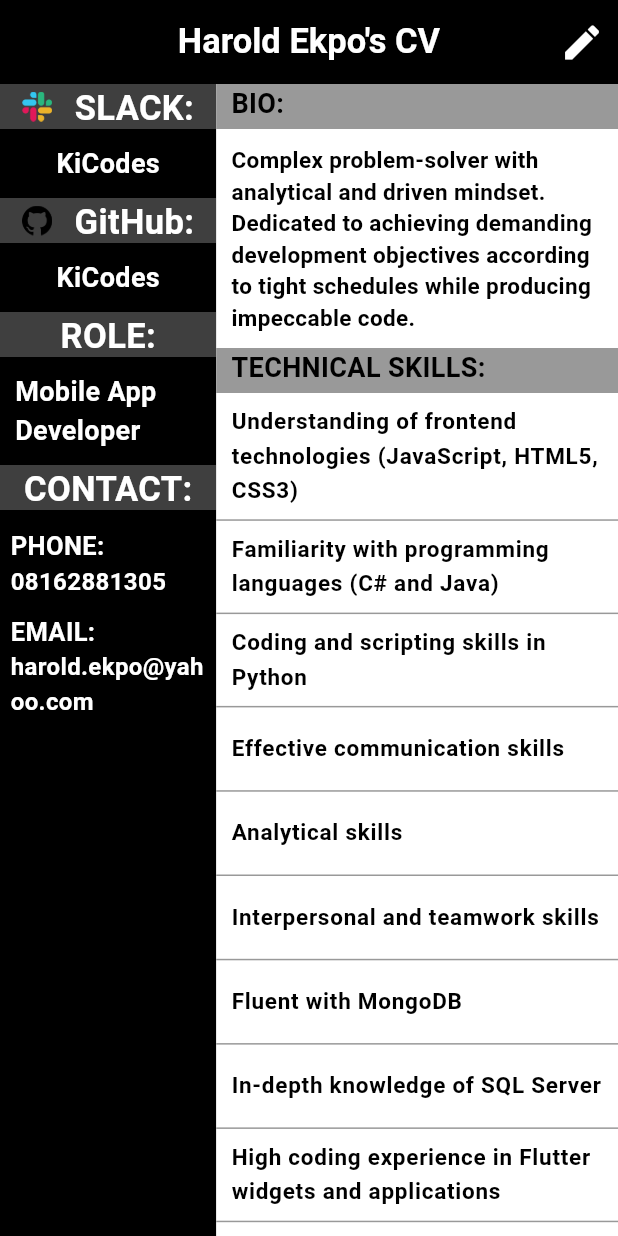
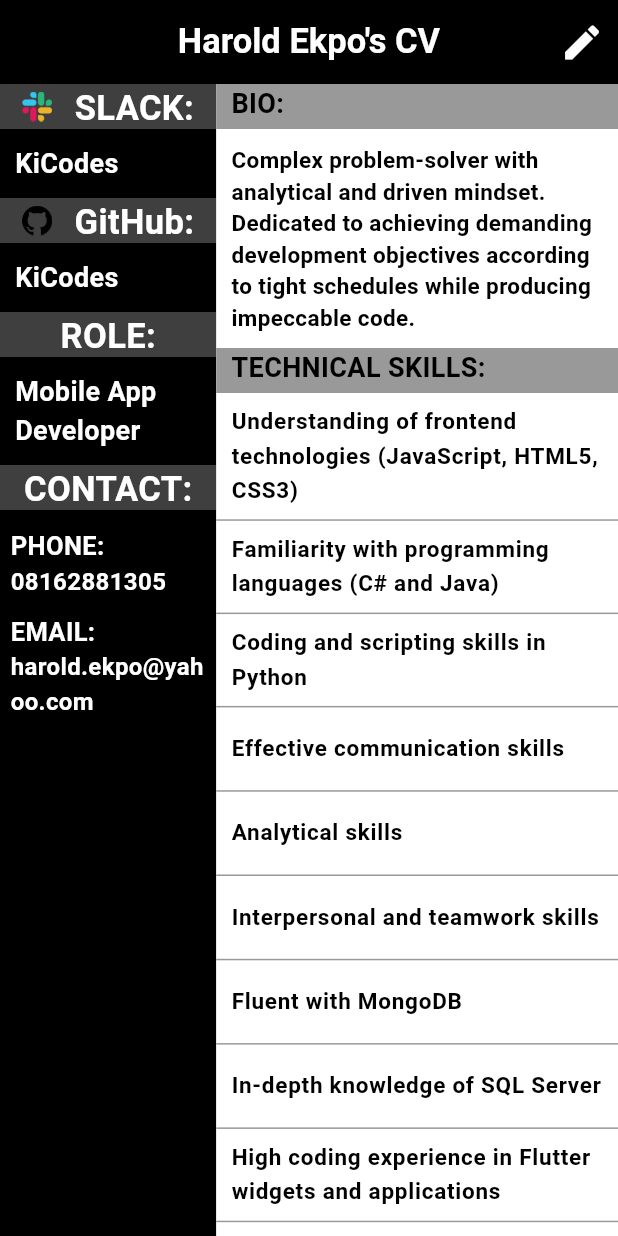
Before and after one commit to KiCodes/KiCodes_CV, a Flutter app: the screen it shows after launch, on a phone screen of 412 x 824 dp. Run offline on Flutter 3.47's test engine with Material 2 defaults, Android fonts, the phone set to English and light mode, and no system bars; accounts and stored records are empty.

Commit message:
code refractoring

```diff
--- a/lib/constants/my_strings.dart
+++ b/lib/constants/my_strings.dart
@@ -1,28 +1,28 @@
 class MyStrings{
-  static final String title = 'Harold Ekpo';
-  static final String kicodes = 'KiCodes';
-  static final String phone = '08162881305';
-  static final String email = 'harold.ekpo@yahoo.com';
-  static final String techSkillsLabel = 'TECHNICAL SKILLS:';
-  static final String rmvLbl = 'Removed an item from skills';
-  static final String emailLabel = 'EMAIL:';
-  static final String success = 'Successfully updated your CV';
-  static final String successList = 'Successfully added to the list';
-  static final String phoneLabel = 'PHONE:';
-  static final String save = 'Save';
-  static final String contactLabel = 'CONTACT:';
-  static final String editCV = 'Edit CV';
-  static final String gitHubHome = 'GitHub:';
-  static final String slackName = 'KiCodes';
-  static final String githubLabel = 'GITHUB HANDLE:';
-  static final String slackLabel = 'SLACK NAME';
-  static final String fullNameLabel = 'FULLNAME LABEL:';
-  static final String bioLabel = 'BIO:';
-  static final String skillName = 'Skill Name';
-  static final String addNewSkill = 'Add a New Skill';
-  static final String bio = 'Complex problem-solver with analytical and driven mindset. Dedicated to achieving demanding development objectives according to tight schedules while producing impeccable code.';
-  static final String role = 'Mobile App Developer';
-  static final String roleLabel = 'ROLE:';
+  static const String title = 'Harold Ekpo';
+  static const String kiCodes = 'KiCodes';
+  static const String phone = '08162881305';
+  static const String email = 'harold.ekpo@yahoo.com';
+  static const String techSkillsLabel = 'TECHNICAL SKILLS:';
+  static const String rmvLbl = 'Removed an item from skills';
+  static const String emailLabel = 'EMAIL:';
+  static const String success = 'Successfully updated your CV';
+  static const String successList = 'Successfully added to the list';
+  static const String phoneLabel = 'PHONE:';
+  static const String save = 'Save';
+  static const String contactLabel = 'CONTACT:';
+  static const String editCV = 'Edit CV';
+  static const String gitHubHome = 'GitHub:';
+  static const String slackName = 'KiCodes';
+  static const String githubLabel = 'GITHUB HANDLE:';
+  static const String slackLabel = 'SLACK NAME';
+  static const String fullNameLabel = 'FULLNAME LABEL:';
+  static const String bioLabel = 'BIO:';
+  static const String skillName = 'Skill Name';
+  static const String addNewSkill = 'Add a New Skill';
+  static const String bio = 'Complex problem-solver with analytical and driven mindset. Dedicated to achieving demanding development objectives according to tight schedules while producing impeccable code.';
+  static const String role = 'Mobile App Developer';
+  static const String roleLabel = 'ROLE:';
   static final List<String> skills = [
     'Understanding of frontend technologies (JavaScript, HTML5, CSS3)',
     'Familiarity with programming languages (C# and Java)',
--- a/lib/main.dart
+++ b/lib/main.dart
@@ -24,8 +24,8 @@ class MyApp extends StatelessWidget {
       ),
       initialRoute: '/splash',
       routes: {
-        '/splash': (context) => SplashScreen(),
-        '/home': (context) => MyHomePage(),
+        '/splash': (context) => const SplashScreen(),
+        '/home': (context) => const MyHomePage(),
       },
     );
   }
@@ -138,23 +138,23 @@ class _MyHomePageState extends State<MyHomePage> {
                   MaterialPageRoute(
                     builder: (context) => EditProfilePage(
                       userProfile: userProfile,
-                      onSaveCallback: (UpdatedUserProfile) {
+                      onSaveCallback: (updatedUserProfile) {
                         setState(() {
-                          _bioController.text = UpdatedUserProfile.bio;
-                          _fullNameController.text = UpdatedUserProfile.fullName;
-                          _gitHubController.text = UpdatedUserProfile.gitHubHandle;
-                          _slackController.text = UpdatedUserProfile.slackName;
-                          _emailController.text = UpdatedUserProfile.email;
-                          _phoneController.text = UpdatedUserProfile.phone;
-                          _roleController.text = UpdatedUserProfile.role;
-                          technicalSkillsList = UpdatedUserProfile.technicalSkillsList;
+                          _bioController.text = updatedUserProfile.bio;
+                          _fullNameController.text = updatedUserProfile.fullName;
+                          _gitHubController.text = updatedUserProfile.gitHubHandle;
+                          _slackController.text = updatedUserProfile.slackName;
+                          _emailController.text = updatedUserProfile.email;
+                          _phoneController.text = updatedUserProfile.phone;
+                          _roleController.text = updatedUserProfile.role;
+                          technicalSkillsList = updatedUserProfile.technicalSkillsList;
                         });
                       },
                     ),
                   ),
                 );
               },
-              icon: Icon(
+              icon: const Icon(
                 Icons.edit,
                 size: 30,
                 color: Colors.white,
@@ -162,7 +162,7 @@ class _MyHomePageState extends State<MyHomePage> {
         ],
       ),
       backgroundColor: Colors.white,
-      body: Container(
+      body: SizedBox(
         height: double.infinity,
         child: Row(
           mainAxisAlignment: MainAxisAlignment.start,
@@ -171,106 +171,102 @@ class _MyHomePageState extends State<MyHomePage> {
             Container(
               width: mediaQuery.width * 0.35,
               height: mediaQuery.height,
-              decoration: BoxDecoration(color: Colors.black),
+              decoration: const BoxDecoration(color: Colors.black),
               child: Column(
                 crossAxisAlignment: CrossAxisAlignment.start,
                 children: [
                   //slack
-                  Container(
-                    child: Column(
+                  Column(
+                    crossAxisAlignment: CrossAxisAlignment.start,
                     children: [
                       Container(
+                        height: 30,
+                        alignment: Alignment.topCenter,
+                        decoration: BoxDecoration(
+                            color: Colors.grey.withOpacity(0.4)),
                         child: Row(
+                          mainAxisAlignment: MainAxisAlignment.spaceEvenly,
                           children: [
                             Image.asset(
                               'assets/images/slack_icon.png',
                               height: 20,
                             ),
-                              CustomText(
+                            const CustomText(
                               label: 'SLACK:',
                             ),
                           ],
-                            mainAxisAlignment: MainAxisAlignment.spaceEvenly,
                         ),
-                          height: 30,
-                          alignment: Alignment.topCenter,
-                          decoration: BoxDecoration(
-                              color: Colors.grey.withOpacity(0.4)),
                       ),
                       Padding(
-                            padding: EdgeInsets.all(10),
+                          padding: const EdgeInsets.all(10),
                           child: CustomText(
                             label: _slackController.text,
                             fontSize: 18,
                           )),
                     ],
                   ),
-                  ),
                   //github
-                  Container(
-                    child: Column(
+                  Column(
+                    crossAxisAlignment: CrossAxisAlignment.start,
                     children: [
                       Container(
+                        height: 30,
+                        alignment: Alignment.topCenter,
+                        decoration: BoxDecoration(
+                            color: Colors.grey.withOpacity(0.4)),
                         child: Row(
+                          mainAxisAlignment: MainAxisAlignment.spaceEvenly,
                           children: [
                             Image.asset(
                               'assets/images/github.png',
                               height: 20,
                             ),
-                              CustomText(
+                            const CustomText(
                               label: MyStrings.gitHubHome,
                             ),
                           ],
-                            mainAxisAlignment: MainAxisAlignment.spaceEvenly,
                         ),
-                          height: 30,
-                          alignment: Alignment.topCenter,
-                          decoration: BoxDecoration(
-                              color: Colors.grey.withOpacity(0.4)),
                       ),
                       Padding(
-                            padding: EdgeInsets.all(10),
+                          padding: const EdgeInsets.all(10),
                           child: CustomText(
                             label: _gitHubController.text,
                             fontSize: 18,
                           )),
                     ],
                   ),
-                  ),
                   //role
                   Container(
-                    child: CustomText(label: MyStrings.roleLabel),
                     height: 30,
                     alignment: Alignment.topCenter,
                     decoration:
                         BoxDecoration(color: Colors.grey.withOpacity(0.4)),
+                    child: const CustomText(label: MyStrings.roleLabel),
                   ),
-                  Container(
-                    child: Padding(
+                  Padding(
                     padding: const EdgeInsets.all(10.0),
                     child: CustomText(
                       label: _roleController.text,
                       fontSize: 18,
                     ),
                   ),
-                  ),
                   //contact
                   Container(
-                    child: CustomText(label: MyStrings.contactLabel),
-                    margin: EdgeInsets.only(bottom: 10),
+                    margin: const EdgeInsets.only(bottom: 10),
                     height: 30,
                     alignment: Alignment.topCenter,
                     decoration:
                         BoxDecoration(color: Colors.grey.withOpacity(0.4)),
+                    child: const CustomText(label: MyStrings.contactLabel),
                   ),
                   //phone email
                   Container(
                       alignment: Alignment.topLeft,
-                      padding: EdgeInsets.fromLTRB(7, 2, 0, 0),
+                      padding: const EdgeInsets.fromLTRB(7, 2, 0, 0),
                       child: Column(
                         crossAxisAlignment: CrossAxisAlignment.start,
                         children: [
-                          CustomText(
+                          const CustomText(
                             label: MyStrings.phoneLabel,
                             fontSize: 17,
                           ),
@@ -281,7 +277,7 @@ class _MyHomePageState extends State<MyHomePage> {
                               fontSize: 16,
                             ),
                           ),
-                          CustomText(
+                          const CustomText(
                             label: MyStrings.emailLabel,
                             fontSize: 17,
                           ),
@@ -294,7 +290,7 @@ class _MyHomePageState extends State<MyHomePage> {
                           ),
                         ],
                       )),
-                  SizedBox(
+                  const SizedBox(
                     height: 20,
                   ),
                 ],
@@ -304,19 +300,18 @@ class _MyHomePageState extends State<MyHomePage> {
               child: Container(
                 width: mediaQuery.width * 0.65,
                 alignment: Alignment.topRight,
-                decoration: BoxDecoration(color: Colors.white),
+                decoration: const BoxDecoration(color: Colors.white),
                 child: Column(
                   mainAxisAlignment: MainAxisAlignment.start,
                   children: [
-                    Container(
-                      child: Column(
+                    Column(
                       children: [
                         Container(
-                              padding: EdgeInsets.only(right: 10, left: 10),
+                            padding: const EdgeInsets.only(right: 10, left: 10),
                             height: 30,
                             width: mediaQuery.width,
                             color: Colors.black.withOpacity(0.4),
-                              child: CustomText(
+                            child: const CustomText(
                               label: MyStrings.bioLabel,
                               fontSize: 18,
                               color: Colors.black,
@@ -331,19 +326,18 @@ class _MyHomePageState extends State<MyHomePage> {
                         )
                       ],
                     ),
-                    ),
                     Container(
-                        padding: EdgeInsets.only(right: 10, left: 10),
+                        padding: const EdgeInsets.only(right: 10, left: 10),
                         height: 30,
                         width: mediaQuery.width,
                         color: Colors.black.withOpacity(0.4),
-                        child: CustomText(
+                        child: const CustomText(
                           label: MyStrings.techSkillsLabel,
                           fontSize: 18,
                           color: Colors.black,
                         )),
                     ListView.builder(
-                      physics: NeverScrollableScrollPhysics(),
+                      physics: const NeverScrollableScrollPhysics(),
                       shrinkWrap: true,
                       itemCount: technicalSkillsList.length,
                       itemBuilder: (context, index) {
@@ -352,13 +346,13 @@ class _MyHomePageState extends State<MyHomePage> {
                             ListTile(
                               title: Text(
                                 technicalSkillsList[index],
-                                style: TextStyle(
+                                style: const TextStyle(
                                     color: Colors.black,
                                     fontSize: 15,
                                     fontWeight: FontWeight.w700),
                               ),
                               contentPadding:
-                                  EdgeInsets.only(left: 10, right: 10),
+                                  const EdgeInsets.only(left: 10, right: 10),
                             ),
                             Divider(
                               color: Colors.black.withOpacity(0.4),
--- a/lib/splash_screen.dart
+++ b/lib/splash_screen.dart
@@ -28,7 +28,7 @@ class _SplashScreenState extends State<SplashScreen> {
       child: Stack(
         children: [
           Container(
-            decoration: BoxDecoration(
+            decoration: const BoxDecoration(
               gradient: LinearGradient(
                 begin: Alignment.topLeft,
                 end: Alignment.topCenter,
@@ -47,8 +47,8 @@ class _SplashScreenState extends State<SplashScreen> {
                 children: [
                   SizedBox(
                     height: MediaQuery.of(context).size.height * 0.35,
-                    child: Text(
-                      MyStrings.kicodes,
+                    child: const Text(
+                      MyStrings.kiCodes,
                       overflow: TextOverflow.visible,
                       textAlign: TextAlign.left,
                       style: TextStyle(
```
Also changed, not shown: lib/edit_screen.dart (+58 -58 lines). Lines whose indentation alone changed are shown as unchanged.
